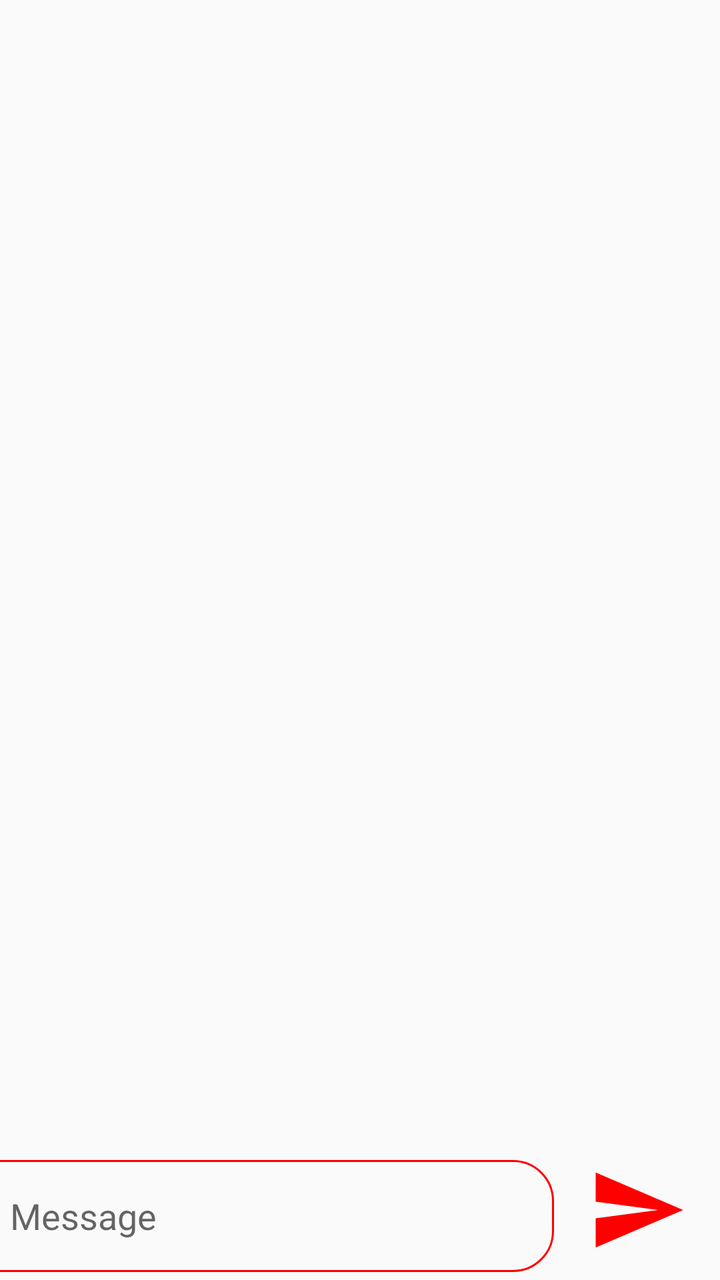
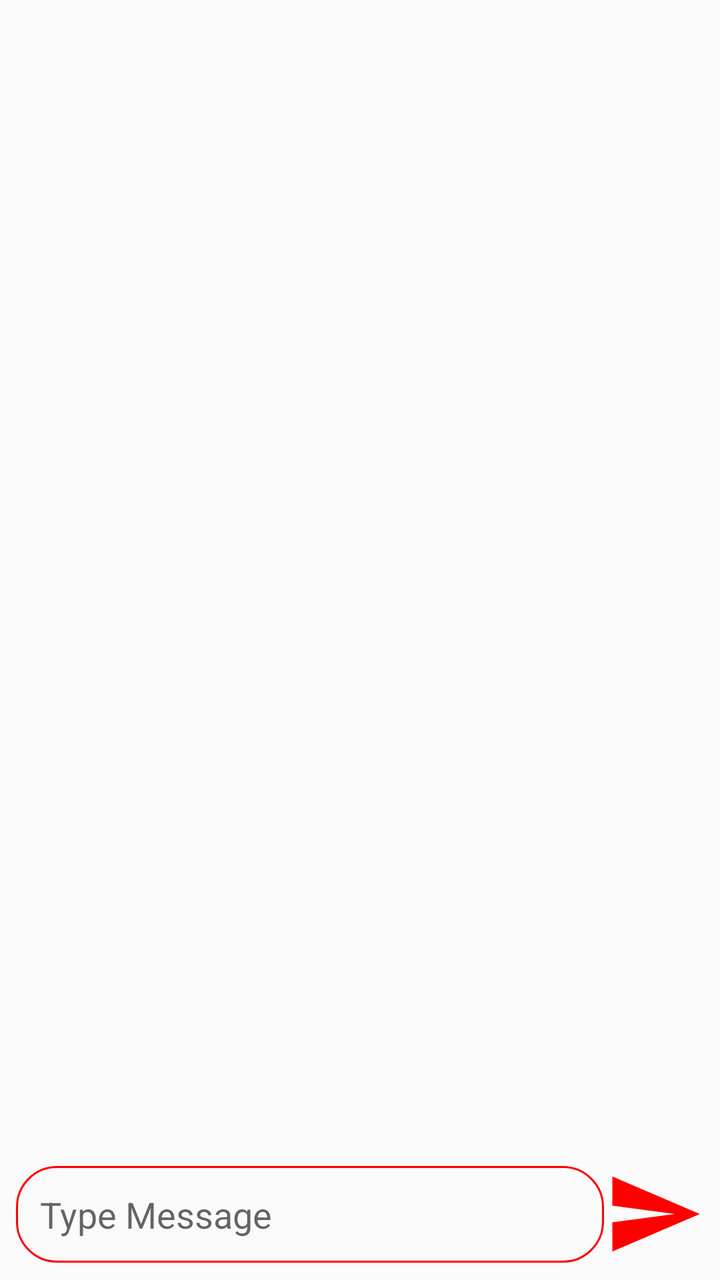

Screens rendered from an Android XML layout before and after an edit, with the pre-edit source and the edit as a unified diff.
<!-- AndroidManifest.xml: application theme Theme.ChatApp -->
<!-- res/layout/activity_chat.xml -->
<?xml version="1.0" encoding="utf-8"?>
<androidx.constraintlayout.widget.ConstraintLayout xmlns:android="http://schemas.android.com/apk/res/android"
    xmlns:app="http://schemas.android.com/apk/res-auto"
    xmlns:tools="http://schemas.android.com/tools"
    android:layout_width="match_parent"
    android:layout_height="match_parent"
    tools:context=".ChatActivity">

    <androidx.recyclerview.widget.RecyclerView
        android:id="@+id/chat_rv"
        android:layout_width="0dp"
        android:layout_height="wrap_content"
        app:layout_constraintBottom_toTopOf="@+id/Linear_Layout"
        app:layout_constraintEnd_toEndOf="parent"
        app:layout_constraintHorizontal_bias="0.0"
        app:layout_constraintStart_toStartOf="parent"
        app:layout_constraintTop_toTopOf="parent"
        app:layout_constraintVertical_bias="0.0" />

    <LinearLayout
        android:id="@+id/Linear_Layout"
        android:layout_width="408dp"
        android:layout_height="56dp"
        android:layout_marginBottom="4dp"
        android:orientation="horizontal"
        app:layout_constraintBottom_toBottomOf="parent"
        app:layout_constraintEnd_toEndOf="parent"
        app:layout_constraintHorizontal_bias="1.0"
        app:layout_constraintStart_toStartOf="parent"
        >
        <EditText
            android:layout_width="wrap_content"
            android:layout_height="match_parent"
            android:id="@+id/messageBox"
            android:hint="Type Message"
            android:layout_weight="90"
            android:background="@drawable/message_box"
            android:paddingLeft="10dp"
            />

        <ImageView

            android:id="@+id/btn_send"
            android:layout_width="50dp"
            android:layout_height="50dp"
            android:layout_weight="15"
            android:src="@drawable/baseline_send" />
    </LinearLayout>
</androidx.constraintlayout.widget.ConstraintLayout>
<!-- resources referenced by this layout -->
<resources>
  <!-- drawable baseline_send (drawable) -->
  <vector android:autoMirrored="true" android:height="24dp"
      android:tint="#FF0000" android:viewportHeight="24"
      android:viewportWidth="24" android:width="24dp" xmlns:android="http://schemas.android.com/apk/res/android">
      <path android:fillColor="@android:color/white" android:pathData="M2.01,21L23,12 2.01,3 2,10l15,2 -15,2z"/>
  </vector>
  <!-- drawable message_box (drawable) -->
  <?xml version="1.0" encoding="utf-8"?>
  <shape xmlns:android="http://schemas.android.com/apk/res/android">
      <corners android:radius="20dp"/>
      <stroke android:color="@color/red" android:width="1dp"/>
  </shape>
  <style name="Theme.ChatApp" parent="Base.Theme.ChatApp" />
  <color name="red">#ff0000</color>
  <style name="Base.Theme.ChatApp" parent="Theme.AppCompat.DayNight.DarkActionBar">
          
          
      </style>
</resources>

<!-- the commit's change to res/layout/activity_chat.xml (unified diff, before → after) -->
@@ -9,41 +9,40 @@
     <androidx.recyclerview.widget.RecyclerView
         android:id="@+id/chat_rv"
         android:layout_width="0dp"
+        android:layout_height="0dp"
+        app:layout_constraintBottom_toTopOf="@+id/message_input_layout"
+        app:layout_constraintEnd_toEndOf="parent"
+        app:layout_constraintStart_toStartOf="parent"
+        app:layout_constraintTop_toTopOf="parent" />
+
+    <androidx.constraintlayout.widget.ConstraintLayout
+        android:id="@+id/message_input_layout"
+        android:layout_width="0dp"
         android:layout_height="wrap_content"
-        app:layout_constraintBottom_toTopOf="@+id/Linear_Layout"
-        app:layout_constraintEnd_toEndOf="parent"
-        app:layout_constraintHorizontal_bias="0.0"
-        app:layout_constraintStart_toStartOf="parent"
-        app:layout_constraintTop_toTopOf="parent"
-        app:layout_constraintVertical_bias="0.0" />
-
-    <LinearLayout
-        android:id="@+id/Linear_Layout"
-        android:layout_width="408dp"
-        android:layout_height="56dp"
-        android:layout_marginBottom="4dp"
-        android:orientation="horizontal"
+        android:padding="8dp"
         app:layout_constraintBottom_toBottomOf="parent"
         app:layout_constraintEnd_toEndOf="parent"
-        app:layout_constraintHorizontal_bias="1.0"
-        app:layout_constraintStart_toStartOf="parent"
-        >
+        app:layout_constraintStart_toStartOf="parent">
+
         <EditText
-            android:layout_width="wrap_content"
-            android:layout_height="match_parent"
             android:id="@+id/messageBox"
+            android:layout_width="0dp"
+            android:layout_height="wrap_content"
             android:hint="Type Message"
-            android:layout_weight="90"
             android:background="@drawable/message_box"
-            android:paddingLeft="10dp"
-            />
+            android:padding="12dp"
+            app:layout_constraintBottom_toBottomOf="parent"
+            app:layout_constraintEnd_toStartOf="@+id/btn_send"
+            app:layout_constraintStart_toStartOf="parent"
+            app:layout_constraintTop_toTopOf="parent" />
 
         <ImageView
-
             android:id="@+id/btn_send"
             android:layout_width="50dp"
             android:layout_height="50dp"
-            android:layout_weight="15"
-            android:src="@drawable/baseline_send" />
-    </LinearLayout>
+            android:src="@drawable/baseline_send"
+            app:layout_constraintBottom_toBottomOf="parent"
+            app:layout_constraintEnd_toEndOf="parent"
+            app:layout_constraintTop_toTopOf="parent" />
+    </androidx.constraintlayout.widget.ConstraintLayout>
 </androidx.constraintlayout.widget.ConstraintLayout>
